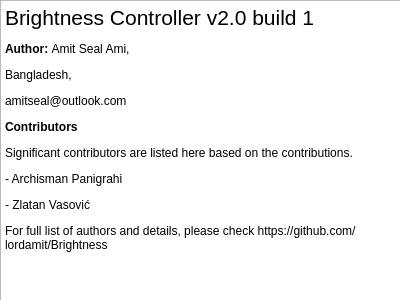
This is usr/share/brightness-controller/ui/about.ui in LordAmit/Brightness as Qt 5 draws it before an edit. The edited form follows.
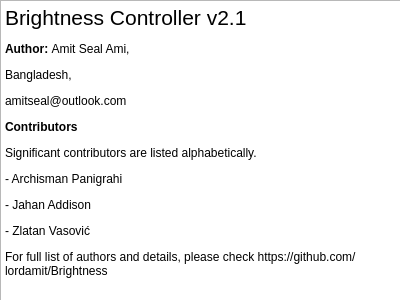
This is the edited form.

Diff of the .ui file:
```diff
--- a/usr/share/brightness-controller/ui/about.ui
+++ b/usr/share/brightness-controller/ui/about.ui
@@ -45,13 +45,14 @@
 &lt;html&gt;&lt;head&gt;&lt;meta name=&quot;qrichtext&quot; content=&quot;1&quot; /&gt;&lt;style type=&quot;text/css&quot;&gt;
 p, li { white-space: pre-wrap; }
 &lt;/style&gt;&lt;/head&gt;&lt;body style=&quot; font-family:'Sans'; font-size:9pt; font-weight:400; font-style:normal;&quot;&gt;
-&lt;p style=&quot; margin-top:12px; margin-bottom:12px; margin-left:0px; margin-right:0px; -qt-block-indent:0; text-indent:0px;&quot;&gt;&lt;span style=&quot; font-size:16pt;&quot;&gt;Brightness Controller v2.0 build 1&lt;/span&gt;&lt;/p&gt;
+&lt;p style=&quot; margin-top:12px; margin-bottom:12px; margin-left:0px; margin-right:0px; -qt-block-indent:0; text-indent:0px;&quot;&gt;&lt;span style=&quot; font-size:16pt;&quot;&gt;Brightness Controller v2.1&lt;/span&gt;&lt;/p&gt;
 &lt;p style=&quot; margin-top:12px; margin-bottom:12px; margin-left:0px; margin-right:0px; -qt-block-indent:0; text-indent:0px;&quot;&gt;&lt;span style=&quot; font-weight:600;&quot;&gt;Author: &lt;/span&gt;Amit Seal Ami, &lt;/p&gt;
 &lt;p style=&quot; margin-top:12px; margin-bottom:12px; margin-left:0px; margin-right:0px; -qt-block-indent:0; text-indent:0px;&quot;&gt;Bangladesh, &lt;/p&gt;
 &lt;p style=&quot; margin-top:12px; margin-bottom:12px; margin-left:0px; margin-right:0px; -qt-block-indent:0; text-indent:0px;&quot;&gt;amitseal@outlook.com&lt;/p&gt;
 &lt;p style=&quot; margin-top:12px; margin-bottom:12px; margin-left:0px; margin-right:0px; -qt-block-indent:0; text-indent:0px;&quot;&gt;&lt;span style=&quot; font-weight:600;&quot;&gt;Contributors&lt;/span&gt;&lt;/p&gt;
-&lt;p style=&quot; margin-top:12px; margin-bottom:12px; margin-left:0px; margin-right:0px; -qt-block-indent:0; text-indent:0px;&quot;&gt;Significant contributors are listed here based on the contributions.&lt;/p&gt;
+&lt;p style=&quot; margin-top:12px; margin-bottom:12px; margin-left:0px; margin-right:0px; -qt-block-indent:0; text-indent:0px;&quot;&gt;Significant contributors are listed alphabetically.&lt;/p&gt;
 &lt;p style=&quot; margin-top:12px; margin-bottom:12px; margin-left:0px; margin-right:0px; -qt-block-indent:0; text-indent:0px;&quot;&gt;- Archisman Panigrahi&lt;/p&gt;
+&lt;p style=&quot; margin-top:12px; margin-bottom:12px; margin-left:0px; margin-right:0px; -qt-block-indent:0; text-indent:0px;&quot;&gt;- Jahan Addison&lt;/p&gt;
 &lt;p style=&quot; margin-top:12px; margin-bottom:12px; margin-left:0px; margin-right:0px; -qt-block-indent:0; text-indent:0px;&quot;&gt;- Zlatan Vasović&lt;/p&gt;
 &lt;p style=&quot; margin-top:12px; margin-bottom:12px; margin-left:0px; margin-right:0px; -qt-block-indent:0; text-indent:0px;&quot;&gt;For full list of authors and details, please check https://github.com/lordamit/Brightness&lt;/p&gt;&lt;/body&gt;&lt;/html&gt;</string>
    </property>
```
